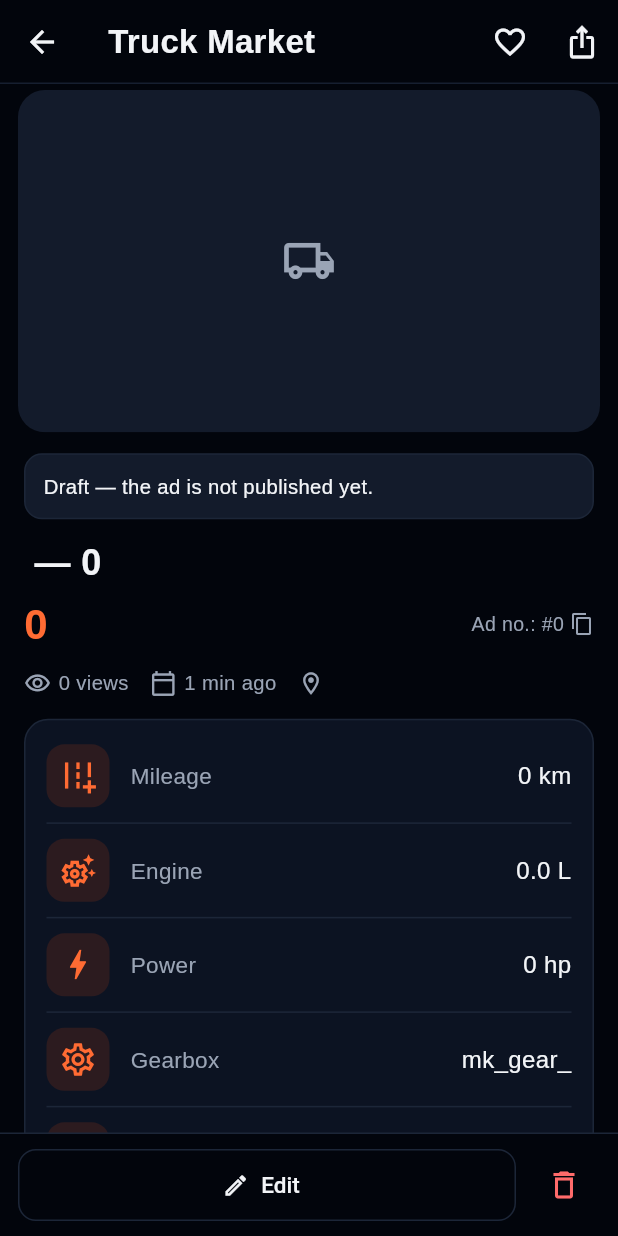
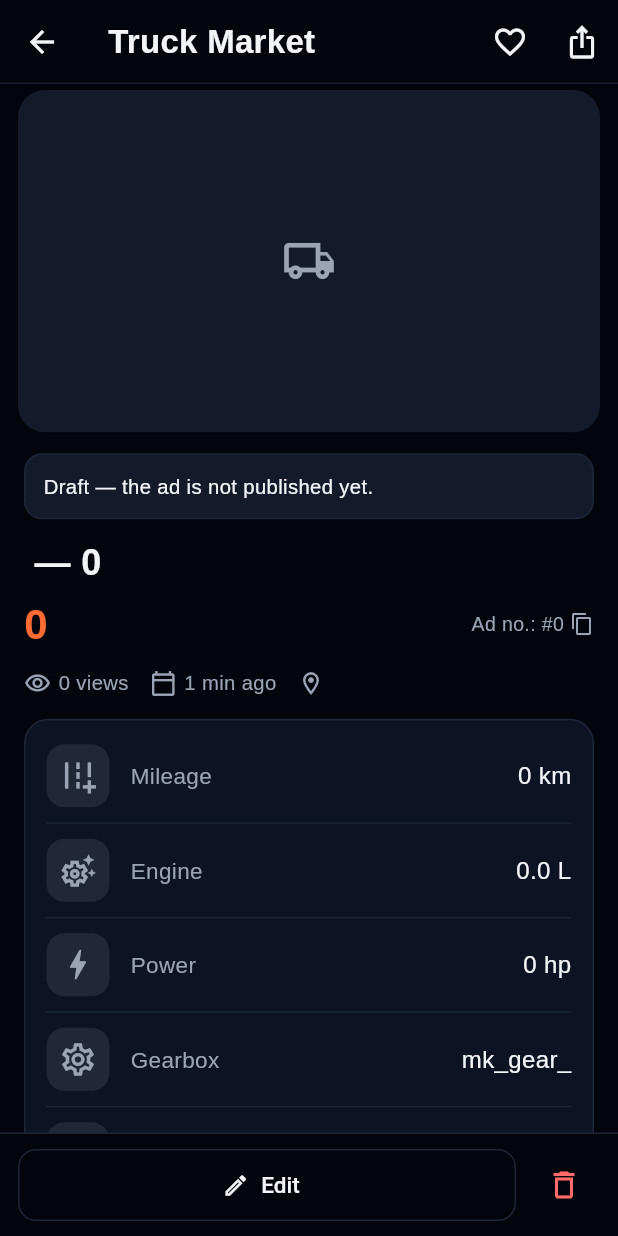
Before and after one commit to xalid9111/freightlink-test, a Flutter app: the MarketDetailScreen screen opened directly with empty values, on a phone screen of 412 x 824 dp. Run offline on Flutter 3.47's test engine with Material 3 defaults, Android fonts, the phone set to English and light mode, and no system bars; our stand-ins replace audioplayers, equatable, file_picker, flutter_dotenv, flutter_map, flutter_riverpod and 8 more; missing offline and left inert: dart:js_interop, record; accounts and stored records are empty; network calls fail; project files that could hold a hidden picture were left out.

Commit message:
TIR Bazarı ad page: spec icons in the same colour as their labels
Co-Authored-By: Claude Opus 5.5 <noreply@anthropic.com>
Claude-Session: https://claude.ai/code/session_01TwoedHDaZ4iZm6AS71Mrpj

```diff
--- a/lib/features/market/presentation/market_detail_screen.dart
+++ b/lib/features/market/presentation/market_detail_screen.dart
@@ -726,10 +726,11 @@ class _Specs extends StatelessWidget {
             width: 42,
             height: 42,
             decoration: BoxDecoration(
-              color: AppColors.accentFill.withValues(alpha: AppColors.isDay ? 0.10 : 0.16),
+              // Icon in the same colour as its label (owner, 25.10.2026).
+              color: AppColors.textSoft.withValues(alpha: AppColors.isDay ? 0.10 : 0.14),
               borderRadius: BorderRadius.circular(12),
             ),
-            child: Icon(icon, color: AppColors.accent, size: 26),
+            child: Icon(icon, color: AppColors.textSoft, size: 26),
           ),
           const SizedBox(width: 14),
           Text(label, style: TextStyle(color: AppColors.textSoft, fontSize: 15)),
```
Also changed, not shown: 1 other file.
